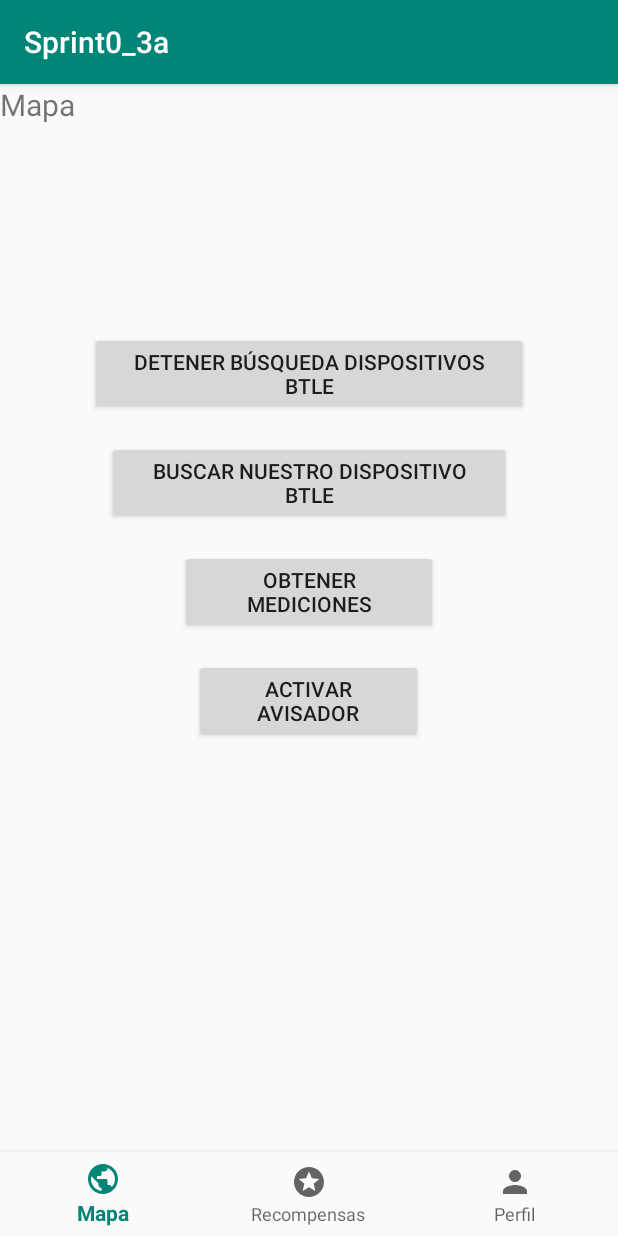
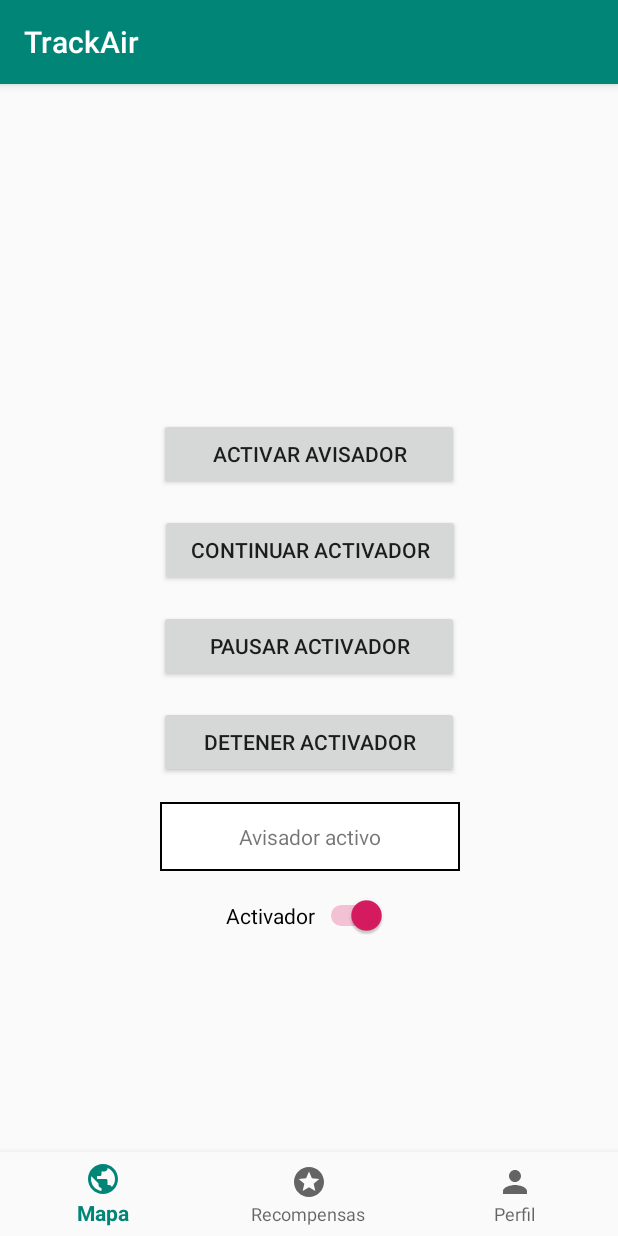
Before and after one commit to SergioPujol/TrackAir, an Android app: the fragment RecompensasFragment placed in its activity, after a tap on "ACTIVAR AVISADOR", on a phone screen of 412 x 824 dp. Run offline under Robolectric (Android 15) with nearby library versions, the light colour scheme and no system bars; our stand-ins replace Volley.

Commit message:
Avisador con front end

```diff
--- a/Android/AndroidStudio/app/src/main/java/com/example/serpumar/sprint0_3a/Medicion.java
+++ b/Android/AndroidStudio/app/src/main/java/com/example/serpumar/sprint0_3a/ClasesPojo/Medicion.java
@@ -1,4 +1,4 @@
-package com.example.serpumar.sprint0_3a;
+package com.example.serpumar.sprint0_3a.ClasesPojo;
 
 public class Medicion {
 
--- /dev/null
+++ b/Android/AndroidStudio/app/src/main/java/com/example/serpumar/sprint0_3a/ClasesPojo/RecompensasPojo.java
@@ -0,0 +1,52 @@
+package com.example.serpumar.sprint0_3a.ClasesPojo;
+
+public class RecompensasPojo {
+
+    private String recompensa;
+    private String info;
+    private int imageId;
+    private int code;
+
+    public RecompensasPojo(String recompensa, String info, int imageId, int code) {
+        this.recompensa = recompensa;
+        this.info = info;
+        this.imageId = imageId;
+        this.code = code;
+    }
+
+    public String getRecompensa() {
+        return recompensa;
+    }
+
+    public void setRecompensa(String nombre) {
+        this.recompensa = nombre;
+    }
+
+    public String getInfo() {
+        return info;
+    }
+
+    public void setInfo(String info) {
+        this.info = info;
+    }
+
+    public int getImageId() {
+        return imageId;
+    }
+
+    public void setImageId(int imageId) {
+        this.imageId = imageId;
+    }
+
+    public int getCode() {
+        return code;
+    }
+
+    public void setCode(int code) {
+        this.code = code;
+    }
+
+
+
+
+}
--- a/Android/AndroidStudio/app/src/main/java/com/example/serpumar/sprint0_3a/Ubicacion.java
+++ b/Android/AndroidStudio/app/src/main/java/com/example/serpumar/sprint0_3a/ClasesPojo/Ubicacion.java
@@ -1,4 +1,4 @@
-package com.example.serpumar.sprint0_3a;
+package com.example.serpumar.sprint0_3a.ClasesPojo;
 
 public class Ubicacion {
 
--- /dev/null
+++ b/Android/AndroidStudio/app/src/main/java/com/example/serpumar/sprint0_3a/Fragments/MapaFragment.java
@@ -0,0 +1,79 @@
+package com.example.serpumar.sprint0_3a.Fragments;
+
+import android.os.Bundle;
+
+import androidx.fragment.app.Fragment;
+
+import android.util.Log;
+import android.view.LayoutInflater;
+import android.view.View;
+import android.view.ViewGroup;
+import android.widget.Button;
+
+import com.example.serpumar.sprint0_3a.GPS;
+import com.example.serpumar.sprint0_3a.LogicaFake;
+import com.example.serpumar.sprint0_3a.R;
+import com.example.serpumar.sprint0_3a.ReceptorBluetooth;
+import com.example.serpumar.sprint0_3a.Utilidades;
+
+
+public class MapaFragment extends Fragment {
+
+    private static String ETIQUETA_LOG = ">>>>";
+    private ReceptorBluetooth receptorBluetooth = new ReceptorBluetooth();
+
+    private GPS gps = new GPS();
+    private LogicaFake lf = new LogicaFake();
+
+    public MapaFragment() {
+        // Required empty public constructor
+    }
+
+    @Override
+    public View onCreateView(LayoutInflater inflater, ViewGroup container,
+                             Bundle savedInstanceState) {
+        // Inflate the layout for this fragment
+        View v = inflater.inflate(R.layout.fragment_map, container, false);
+
+        receptorBluetooth.setContext(getContext());
+
+        Button activarAvisador = (Button) v.findViewById(R.id.botonActivarAvisador);
+        activarAvisador.setOnClickListener(new View.OnClickListener() {
+            @Override
+            public void onClick(View v) {
+                Log.d(ETIQUETA_LOG, " boton activar avisador" );
+                receptorBluetooth.activarAvisador(1,5000);
+            }
+        });
+
+        Button continuarAvisador = (Button) v.findViewById(R.id.botonContinuarAvisador);
+        continuarAvisador.setOnClickListener(new View.OnClickListener() {
+            @Override
+            public void onClick(View v) {
+                Log.d(ETIQUETA_LOG, " boton continuar avisador" );
+                receptorBluetooth.continuarAvisador();
+            }
+        });
+
+        Button pausarAvisador = (Button) v.findViewById(R.id.botonPausarAvisador);
+        pausarAvisador.setOnClickListener(new View.OnClickListener() {
+            @Override
+            public void onClick(View v) {
+                Log.d(ETIQUETA_LOG, " boton pausar avisador" );
+                receptorBluetooth.pausarAvisador();
+            }
+        });
+
+        Button detenerAvisador = (Button) v.findViewById(R.id.botonDetenerAvisador);
+        detenerAvisador.setOnClickListener(new View.OnClickListener() {
+            @Override
+            public void onClick(View v) {
+                Log.d(ETIQUETA_LOG, " boton detener avisador" );
+                receptorBluetooth.detenerAvisador();
+            }
+        });
+
+        return v;
+
+    }
+}
--- a/Android/AndroidStudio/app/src/main/java/com/example/serpumar/sprint0_3a/PerfilFragment.java
+++ b/Android/AndroidStudio/app/src/main/java/com/example/serpumar/sprint0_3a/Fragments/PerfilFragment.java
@@ -1,4 +1,4 @@
-package com.example.serpumar.sprint0_3a;
+package com.example.serpumar.sprint0_3a.Fragments;
 
 import android.os.Bundle;
 
@@ -7,6 +7,8 @@ import androidx.fragment.app.Fragment;
 import android.view.LayoutInflater;
 import android.view.View;
 import android.view.ViewGroup;
+
+import com.example.serpumar.sprint0_3a.R;
 
 public class PerfilFragment extends Fragment {
 
--- /dev/null
+++ b/Android/AndroidStudio/app/src/main/java/com/example/serpumar/sprint0_3a/Fragments/RecompensasFragment.java
@@ -0,0 +1,53 @@
+package com.example.serpumar.sprint0_3a.Fragments;
+
+import android.os.Bundle;
+
+import androidx.fragment.app.Fragment;
+import androidx.recyclerview.widget.LinearLayoutManager;
+import androidx.recyclerview.widget.RecyclerView;
+
+import android.view.LayoutInflater;
+import android.view.View;
+import android.view.ViewGroup;
+
+import com.example.serpumar.sprint0_3a.ClasesPojo.RecompensasPojo;
+import com.example.serpumar.sprint0_3a.R;
+import com.example.serpumar.sprint0_3a.adapters.RecompensasAdapter;
+
+import java.util.ArrayList;
+
+public class RecompensasFragment extends Fragment {
+
+    RecyclerView recyclerRecompensas;
+    ArrayList<RecompensasPojo> listaRecompensas;
+
+    public RecompensasFragment() {
+        // Required empty public constructor
+    }
+
+    @Override
+    public View onCreateView(LayoutInflater inflater, ViewGroup container,
+                             Bundle savedInstanceState) {
+        // Inflate the layout for this fragment
+        View view = inflater.inflate(R.layout.fragment_recompensas, container, false);
+
+        listaRecompensas = new ArrayList<>();
+        recyclerRecompensas = view.findViewById(R.id.recyclerId);
+        recyclerRecompensas.setLayoutManager(new LinearLayoutManager(getContext()));
+
+        llenarLista();
+
+        RecompensasAdapter adapter = new RecompensasAdapter(listaRecompensas);
+        recyclerRecompensas.setAdapter(adapter);
+
+        return view;
+    }
+
+    private void llenarLista() {
+        listaRecompensas.add(new RecompensasPojo("Hamgurguesa","Hamburguesa en la cadena de comida McKing", R.drawable.ic_baseline_stars_24, 231));
+        listaRecompensas.add(new RecompensasPojo("Entrada de Cine","Entrada de los cines ABD", R.drawable.ic_baseline_stars_24, 232));
+        listaRecompensas.add(new RecompensasPojo("Entrada de Cine","Entrada de los cines ABD", R.drawable.ic_baseline_stars_24, 233));
+        listaRecompensas.add(new RecompensasPojo("Entrada de Cine","Entrada de los cines ABD", R.drawable.ic_baseline_stars_24, 234));
+
+    }
+}
--- a/Android/AndroidStudio/app/src/main/java/com/example/serpumar/sprint0_3a/GPS.java
+++ b/Android/AndroidStudio/app/src/main/java/com/example/serpumar/sprint0_3a/GPS.java
@@ -10,9 +10,7 @@ import android.util.Log;
 import androidx.core.app.ActivityCompat;
 import androidx.core.content.ContextCompat;
 
-import com.google.android.gms.location.FusedLocationProviderClient;
-import com.google.android.gms.location.LocationServices;
-import com.google.android.gms.tasks.OnSuccessListener;
+import com.example.serpumar.sprint0_3a.ClasesPojo.Ubicacion;
 
 import static android.Manifest.permission.ACCESS_FINE_LOCATION;
 
--- a/Android/AndroidStudio/app/src/main/java/com/example/serpumar/sprint0_3a/MapaFragment.java
+++ /dev/null
@@ -1,69 +0,0 @@
-package com.example.serpumar.sprint0_3a;
-
-import android.os.Bundle;
-
-import androidx.fragment.app.Fragment;
-
-import android.util.Log;
-import android.view.LayoutInflater;
-import android.view.View;
-import android.view.ViewGroup;
-
-
-public class MapaFragment extends Fragment {
-
-    private static String ETIQUETA_LOG = ">>>>";
-    private ReceptorBluetooth receptorBluetooth = new ReceptorBluetooth();
-
-    private GPS gps = new GPS();
-    private LogicaFake lf = new LogicaFake();
-
-    public MapaFragment() {
-        // Required empty public constructor
-    }
-
-    @Override
-    public View onCreateView(LayoutInflater inflater, ViewGroup container,
-                             Bundle savedInstanceState) {
-        // Inflate the layout for this fragment
-        return inflater.inflate(R.layout.fragment_map, container, false);
-
-        /*receptorBluetooth.setContext(this.getActivity());
-        if(receptorBluetooth.getUltimaMedicion()==null) {
-            receptorBluetooth.buscarEsteDispositivoBTLEYObtenerMedicion(Utilidades.stringToUUID( "GRUP3-GTI-PROY-3" ));
-        }*/
-    }
-
-    // --------------------------------------------------------------
-    // --------------------------------------------------------------
-    public void botonBuscarDispositivosBTLEPulsado( View v ) {
-        Log.d(ETIQUETA_LOG, " boton buscar dispositivos BTLE Pulsado" );
-        //receptorBluetooth.buscarTodosLosDispositivosBTLE();
-        receptorBluetooth.activarAvisador(0,0);
-
-    } // ()
-
-    // --------------------------------------------------------------
-    // --------------------------------------------------------------
-    public void botonBuscarNuestroDispositivoBTLEPulsado( View v ) {
-        Log.d(ETIQUETA_LOG, "-- boton nuestro dispositivo BTLE Pulsado" );
-        receptorBluetooth.buscarEsteDispositivoBTLE( Utilidades.stringToUUID( "GRUP3-GTI-PROY-3" ));
-
-    } // ()
-
-    // --------------------------------------------------------------
-    // --------------------------------------------------------------
-    public void botonDetenerBusquedaDispositivosBTLEPulsado( View v ) {
-        Log.d(ETIQUETA_LOG, " boton nuestro dispositivo BTLE Detenido" );
-        receptorBluetooth.detenerBusquedaDispositivosBTLE();
-    } // ()
-
-
-    // --------------------------------------------------------------
-    // --------------------------------------------------------------
-    public void botonObtenerMedicionDeBDD( View v ) {
-        Log.d(ETIQUETA_LOG, " boton obtener medicion bdd" );
-        lf.obtenerMedicion(this.getContext());
-
-    } // ()
-}
--- a/Android/AndroidStudio/app/src/main/java/com/example/serpumar/sprint0_3a/RecompensasFragment.java
+++ /dev/null
@@ -1,23 +0,0 @@
-package com.example.serpumar.sprint0_3a;
-
-import android.os.Bundle;
-
-import androidx.fragment.app.Fragment;
-
-import android.view.LayoutInflater;
-import android.view.View;
-import android.view.ViewGroup;
-
-public class RecompensasFragment extends Fragment {
-
-    public RecompensasFragment() {
-        // Required empty public constructor
-    }
-
-    @Override
-    public View onCreateView(LayoutInflater inflater, ViewGroup container,
-                             Bundle savedInstanceState) {
-        // Inflate the layout for this fragment
-        return inflater.inflate(R.layout.fragment_recompensas, container, false);
-    }
-}
--- /dev/null
+++ b/Android/AndroidStudio/app/src/main/java/com/example/serpumar/sprint0_3a/adapters/RecompensasAdapter.java
@@ -0,0 +1,57 @@
+package com.example.serpumar.sprint0_3a.adapters;
+
+import android.view.LayoutInflater;
+import android.view.View;
+import android.view.ViewGroup;
+import android.widget.ImageView;
+import android.widget.TextView;
+
+import androidx.recyclerview.widget.RecyclerView;
+
+import com.example.serpumar.sprint0_3a.R;
+import com.example.serpumar.sprint0_3a.ClasesPojo.RecompensasPojo;
+
+import java.util.ArrayList;
+
+public class RecompensasAdapter extends RecyclerView.Adapter<RecompensasAdapter.RecompensasViewHolder> {
+
+    ArrayList<RecompensasPojo> listaRecompensas;
+
+    public RecompensasAdapter(ArrayList<RecompensasPojo> listaRecompensas) {
+        this.listaRecompensas = listaRecompensas;
+    }
+
+    @Override
+    public  RecompensasViewHolder onCreateViewHolder(ViewGroup parent, int viewType) {
+        View view = LayoutInflater.from(parent.getContext()).inflate(R.layout.item_list,null, false);
+        return new RecompensasViewHolder(view);
+    }
+
+    @Override
+    public void onBindViewHolder(RecompensasViewHolder holder, int position) {
+        holder.txtRecompensa.setText(listaRecompensas.get(position).getRecompensa());
+        holder.txtInfo.setText(listaRecompensas.get(position).getInfo());
+        holder.imagen.setImageResource(listaRecompensas.get(position).getImageId());
+    }
+
+    @Override
+    public int getItemCount() {
+        return listaRecompensas.size();
+    }
+
+    public class  RecompensasViewHolder extends RecyclerView.ViewHolder {
+        TextView txtRecompensa;
+        TextView txtInfo;
+        ImageView imagen;
+
+        public RecompensasViewHolder(View itemView) {
+            super(itemView);
+            txtRecompensa = itemView.findViewById(R.id.idRecompensa);
+            txtInfo = itemView.findViewById(R.id.idInfo);
+            imagen = itemView.findViewById(R.id.idImagen);
+
+            //Codigo oculto??
+
+        }
+    }
+}
--- /dev/null
+++ b/Android/AndroidStudio/app/src/main/res/drawable/border.xml
@@ -0,0 +1,5 @@
+<?xml version="1.0" encoding="utf-8"?>
+<shape xmlns:android="http://schemas.android.com/apk/res/android" android:shape="rectangle" >
+    <solid android:color="@android:color/white" />
+    <stroke android:width="1dip" android:color="#000000"/>
+</shape>
--- a/Android/AndroidStudio/app/src/main/res/layout/fragment_map.xml
+++ b/Android/AndroidStudio/app/src/main/res/layout/fragment_map.xml
@@ -1,79 +1,95 @@
 <?xml version="1.0" encoding="utf-8"?>
-<RelativeLayout xmlns:android="http://schemas.android.com/apk/res/android"
+<androidx.constraintlayout.widget.ConstraintLayout xmlns:android="http://schemas.android.com/apk/res/android"
+    xmlns:app="http://schemas.android.com/apk/res-auto"
     xmlns:tools="http://schemas.android.com/tools"
     android:layout_width="match_parent"
     android:layout_height="match_parent"
-    tools:context=".MapaFragment">
+    tools:context=".Fragments.MapaFragment"
+    android:id="@+id/relativeLayout">
 
     <!-- TODO: Update blank fragment layout -->
-    <TextView
-        android:textSize="20dp"
-        android:layout_centerInParent="true"
-        android:layout_width="match_parent"
-        android:layout_height="match_parent"
-        android:text="Mapa" />
+
+    <Button
+        android:id="@+id/botonContinuarAvisador"
+        android:layout_width="200dp"
+        android:layout_height="wrap_content"
+        android:layout_marginStart="110dp"
+        android:layout_marginEnd="110dp"
+        android:layout_marginBottom="16dp"
+        android:text="Continuar Activador"
+        app:layout_constraintBottom_toTopOf="@+id/botonPausarAvisador"
+        app:layout_constraintEnd_toEndOf="parent"
+        app:layout_constraintHorizontal_bias="0.444"
+        app:layout_constraintStart_toStartOf="parent" />
+
+    <Button
+        android:id="@+id/botonDetenerAvisador"
+        android:layout_width="200dp"
+        android:layout_height="wrap_content"
+        android:layout_above="@+id/textView_Activador"
+        android:layout_marginStart="110dp"
+        android:layout_marginEnd="110dp"
+        android:layout_marginBottom="16dp"
+        android:text="Detener Activador"
+        app:layout_constraintBottom_toTopOf="@+id/textView_Activador"
+        app:layout_constraintEnd_toEndOf="parent"
+        app:layout_constraintHorizontal_bias="0.555"
+        app:layout_constraintStart_toStartOf="parent" />
 
     <Button
         android:id="@+id/botonActivarAvisador"
+        android:layout_width="200dp"
+        android:layout_height="wrap_content"
+        android:layout_marginStart="110dp"
+        android:layout_marginTop="240dp"
+        android:layout_marginEnd="110dp"
+        android:layout_marginBottom="16dp"
+        android:text="Activar Avisador"
+        app:layout_constraintBottom_toTopOf="@+id/botonContinuarAvisador"
+        app:layout_constraintEnd_toEndOf="parent"
+        app:layout_constraintHorizontal_bias="0.555"
+        app:layout_constraintStart_toStartOf="parent"
+        app:layout_constraintTop_toTopOf="parent"
+        app:layout_constraintVertical_bias="1.0" />
+
+    <Button
+        android:id="@+id/botonPausarAvisador"
+        android:layout_width="200dp"
+        android:layout_height="wrap_content"
+        android:layout_marginStart="110dp"
+        android:layout_marginEnd="110dp"
+        android:layout_marginBottom="16dp"
+        android:text="Pausar Activador"
+        app:layout_constraintBottom_toTopOf="@+id/botonDetenerAvisador"
+        app:layout_constraintEnd_toEndOf="parent"
+        app:layout_constraintHorizontal_bias="0.555"
+        app:layout_constraintStart_toStartOf="parent" />
+
+    <Switch
+        android:id="@+id/switch1"
         android:layout_width="wrap_content"
         android:layout_height="wrap_content"
-        android:layout_alignParentStart="true"
-        android:layout_alignParentEnd="true"
-        android:layout_alignParentBottom="true"
-        android:layout_marginStart="129dp"
-        android:layout_marginEnd="130dp"
-        android:layout_marginBottom="329dp"
-        android:onClick="botonBuscarDispositivosBTLEPulsado"
-        android:text="Activar Avisador" />
-
-    <Button
-        android:id="@+id/botonDetenerBusquedaDispositivosBTLE"
-        android:layout_width="wrap_content"
-        android:layout_height="wrap_content"
-        android:layout_above="@+id/botonBuscarNuestroDispositivoBTLE"
-        android:layout_alignParentStart="true"
-        android:layout_alignParentEnd="true"
-        android:layout_marginStart="60dp"
-        android:layout_marginEnd="60dp"
-        android:layout_marginBottom="17dp"
-        android:onClick="botonDetenerBusquedaDispositivosBTLEPulsado"
-        android:text="Detener búsqueda Dispositivos BTLE" />
-
-    <Button
-        android:id="@+id/botonBuscarNuestroDispositivoBTLE"
-        android:layout_width="wrap_content"
-        android:layout_height="wrap_content"
-        android:layout_above="@+id/botonObtenerUbicacion"
-        android:layout_alignParentStart="true"
-        android:layout_alignParentEnd="true"
-        android:layout_marginStart="71dp"
-        android:layout_marginEnd="71dp"
-        android:layout_marginBottom="17dp"
-        android:onClick="botonBuscarNuestroDispositivoBTLEPulsado"
-        android:text="Buscar nuestro dispositivo  BTLE" />
-
-    <Button
-        android:id="@+id/botonObtenerUbicacion"
-        android:layout_width="wrap_content"
-        android:layout_height="wrap_content"
-        android:layout_above="@+id/botonActivarAvisador"
-        android:layout_alignParentStart="true"
-        android:layout_alignParentEnd="true"
-        android:layout_marginStart="120dp"
-        android:layout_marginEnd="120dp"
-        android:layout_marginBottom="17dp"
-        android:onClick="botonObtenerMedicionDeBDD"
-        android:text="Obtener mediciones" />
+        android:layout_marginBottom="200dp"
+        android:text="Activador"
+        app:layout_constraintBottom_toBottomOf="parent"
+        app:layout_constraintEnd_toEndOf="parent"
+        app:layout_constraintHorizontal_bias="0.495"
+        app:layout_constraintStart_toStartOf="parent"
+        android:focusable="false" />
 
     <TextView
-        android:id="@+id/textView_valores"
-        android:layout_width="match_parent"
-        android:layout_height="wrap_content"
-        android:layout_alignParentStart="true"
-        android:layout_alignParentEnd="true"
-        android:layout_alignParentBottom="true"
-        android:layout_marginStart="2dp"
-        android:layout_marginEnd="-2dp"
-        android:layout_marginBottom="269dp" />
+        android:id="@+id/textView_Activador"
+        android:layout_width="200dp"
+        android:layout_height="46dp"
+        android:layout_marginStart="110dp"
+        android:layout_marginEnd="110dp"
+        android:layout_marginBottom="16dp"
+        android:background="@drawable/border"
+        android:gravity="center"
+        android:text="Activador detenido"
+        app:layout_constraintBottom_toTopOf="@+id/switch1"
+        app:layout_constraintEnd_toEndOf="parent"
+        app:layout_constraintHorizontal_bias="0.444"
+        app:layout_constraintStart_toStartOf="parent" />
 
-</RelativeLayout>
+</androidx.constraintlayout.widget.ConstraintLayout>
--- a/Android/AndroidStudio/app/src/main/res/layout/fragment_perfil.xml
+++ b/Android/AndroidStudio/app/src/main/res/layout/fragment_perfil.xml
@@ -3,7 +3,7 @@
     xmlns:tools="http://schemas.android.com/tools"
     android:layout_width="match_parent"
     android:layout_height="match_parent"
-    tools:context=".PerfilFragment">
+    tools:context=".Fragments.PerfilFragment">
 
     <!-- TODO: Update blank fragment layout -->
     <TextView
--- a/Android/AndroidStudio/app/src/main/res/values/strings.xml
+++ b/Android/AndroidStudio/app/src/main/res/values/strings.xml
@@ -1,5 +1,5 @@
 <resources>
-    <string name="app_name">Sprint0_3a</string>
+    <string name="app_name">TrackAir</string>
     <!-- TODO: Remove or change this placeholder text -->
     <string name="hello_blank_fragment">Hello blank fragment</string>
 </resources>
```
Also changed, not shown: Android/AndroidStudio/app/src/main/java/com/example/serpumar/sprint0_3a/LogicaFake.java (+28 -6 lines), Android/AndroidStudio/app/src/main/java/com/example/serpumar/sprint0_3a/MainActivity.java (+3 -8 lines), Android/AndroidStudio/app/src/main/java/com/example/serpumar/sprint0_3a/ReceptorBluetooth.java (+86 -31 lines), Android/AndroidStudio/app/src/main/res/layout/fragment_recompensas.xml (+4 -7 lines), Android/AndroidStudio/app/src/main/res/layout/item_list.xml (+6 -2 lines).
